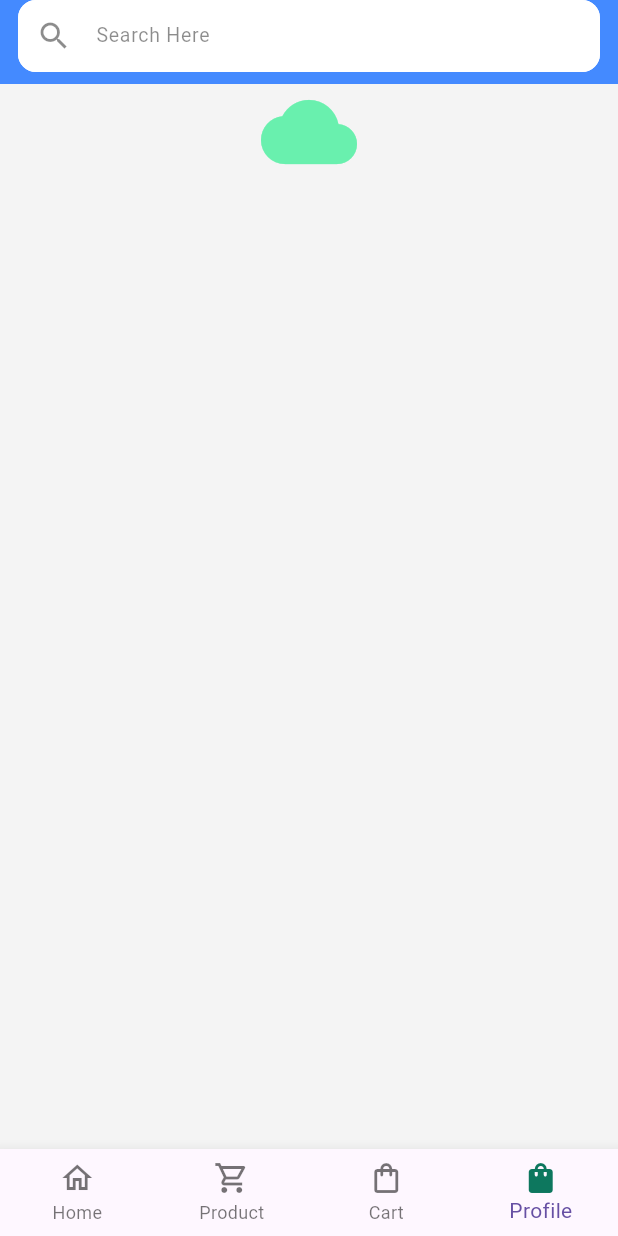
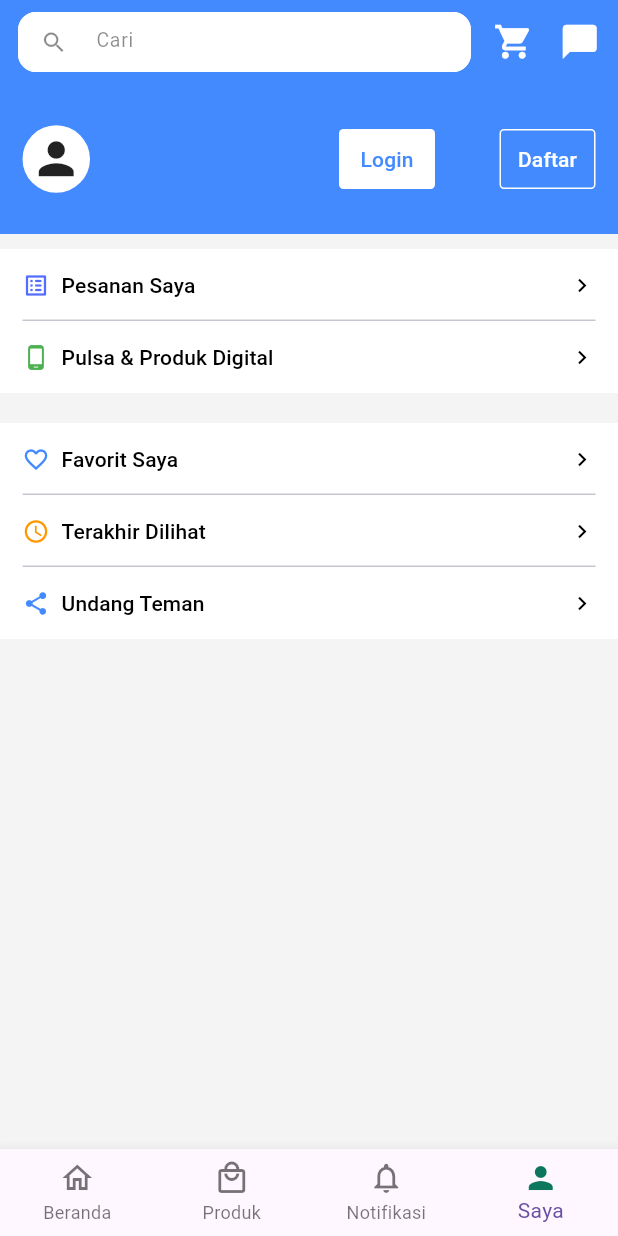
Before and after one commit to Nerofann/flutter-toko-online, a Flutter app: the screen it shows after launch, item 4 of the bottom bar chosen, on a phone screen of 412 x 824 dp. Run offline on Flutter 3.47's test engine with Material 3 defaults, Android fonts, the light colour scheme and no system bars; network calls fail.

Commit message:
Menambahkan menu profile sebelum login

```diff
--- a/lib/main.dart
+++ b/lib/main.dart
@@ -4,11 +4,11 @@ import 'package:mobile_tokoku/src/app.dart';
 import 'package:mobile_tokoku/src/utils/TColors.dart';
 
 void main() {
-  SystemChrome.setSystemUIOverlayStyle(
-    const SystemUiOverlayStyle(
-      statusBarColor: TColors.primary
-    )
-  );
+  // SystemChrome.setSystemUIOverlayStyle(
+  //   const SystemUiOverlayStyle(
+  //     statusBarColor: TColors.primary
+  //   )
+  // );
 
   runApp(const MyApp());
 }
--- a/lib/src/app.dart
+++ b/lib/src/app.dart
@@ -1,11 +1,9 @@
-import 'dart:convert';
-
 import 'package:flutter/material.dart';
 import 'package:mobile_tokoku/src/dashboard/dashboard_view.dart';
+import 'package:mobile_tokoku/src/profiles/profiles.dart';
 import 'package:mobile_tokoku/src/settings/settings_service.dart';
 import 'package:mobile_tokoku/src/utils/TColors.dart';
-import 'package:mobile_tokoku/src/utils/common_textfield.dart';
-import 'package:http/http.dart' as http;
+import 'header.dart';
 
 class MyApp extends StatefulWidget {
   const MyApp({super.key});
@@ -33,19 +31,11 @@ class _MyAppState extends State<MyApp> {
         color: Colors.greenAccent,
       ),
     ),
-    const Center(
-      child: Icon(
-        Icons.cloud,
-        size: 64.0,
-        color: Colors.greenAccent,
-      ),
-    )
+    const Profiles(),
   ];
 
   @override
   Widget build(BuildContext context) {
-    final TextEditingController searchTextController = TextEditingController();
-
     return MaterialApp(
       debugShowCheckedModeBanner: false,
       home: Scaffold(
@@ -56,14 +46,11 @@ class _MyAppState extends State<MyApp> {
           onTap: (int index) {
             setState(() {
               currentTabIndex = index;
-              if (index == 1) {
-                // fetchProducts();
-              }
             });
           },
           items: [
             BottomNavigationBarItem(
-              label: "Home",
+              label: "Beranda",
               icon: const Icon(Icons.home_outlined),
               activeIcon: Icon(
                 Icons.home,
@@ -71,26 +58,26 @@ class _MyAppState extends State<MyApp> {
               ),
             ),
             BottomNavigationBarItem(
-              label: "Product",
-              icon: const Icon(Icons.shopping_cart_outlined),
+              label: "Produk",
+              icon: const Icon(Icons.local_mall_outlined),
               activeIcon: Icon(
                 Icons.shopping_cart,
                 color: settingsService.primaryColor,
               ),
             ),
             BottomNavigationBarItem(
-              label: "Cart",
-              icon: const Icon(Icons.shopping_bag_outlined),
+              label: "Notifikasi",
+              icon: const Icon(Icons.notifications_none),
               activeIcon: Icon(
                 Icons.shopping_bag,
                 color: settingsService.primaryColor,
               ),
             ),
             BottomNavigationBarItem(
-              label: "Profile",
+              label: "Saya",
               icon: const Icon(Icons.person),
               activeIcon: Icon(
-                Icons.shopping_bag,
+                Icons.person,
                 color: settingsService.primaryColor,
               ),
             )
@@ -101,28 +88,12 @@ class _MyAppState extends State<MyApp> {
           child: CustomScrollView(
             key: UniqueKey(),
             slivers: [
-              SliverAppBar(
+              const SliverAppBar(
                 backgroundColor: TColors.primary,
                 pinned: true,
                 floating: false,
                 flexibleSpace: FlexibleSpaceBar(
-                  background: Padding(
-                    padding: const EdgeInsets.symmetric(horizontal: 12),
-                    child: Wrap(
-                      children: [
-                        CommonTextfield(
-                          controller: searchTextController,
-                          keyboardType: TextInputType.text,
-                          prefixIconData: Icons.search,
-                          hintText: "Search Here",
-                          onChanged: (val) {
-                            return val;
-                          },
-                        ),
-                        const Icon(Icons.abc)
-                      ],
-                    ),
-                  ),
+                  background: HeaderBar(),
                 ),
               ),
               SliverToBoxAdapter(
@@ -135,71 +106,3 @@ class _MyAppState extends State<MyApp> {
     );
   }
 }
-
-Future<List<Widget>> fetchProducts() async {
-  var url = Uri.https("dummyjson.com", "products");
-  var response = await http.get(url);
-  var object = jsonDecode(response.body);
-  List<Widget> products = [];
-  object.products.forEach((val) async {
-    products.add(
-      Column(
-        children: [
-          ClipRRect(
-            borderRadius: const BorderRadius.only(
-              topLeft: Radius.circular(5),
-              topRight: Radius.circular(5),
-            ),
-            child: Image.network(
-              val.images,
-              fit: BoxFit.cover,
-            ),
-          ),
-          Container(
-            padding: const EdgeInsets.all(6),
-            alignment: Alignment.centerLeft,
-            decoration: const BoxDecoration(color: TColors.white),
-            child: Column(
-              children: [
-                const Text(
-                  "HARDDISK INTERNAL 1 TB HDD CCTV TYPE SATA",
-                  style: TextStyle(fontSize: 11),
-                ),
-                const SizedBox(height: 4),
-                Row(
-                  mainAxisAlignment: MainAxisAlignment.start,
-                  children: [
-                    Image.asset("assets/images/cod-blue.png", width: 20)
-                  ],
-                ),
-                const SizedBox(height: 4),
-                const Row(
-                  mainAxisAlignment: MainAxisAlignment.start,
-                  children: [
-                    Text(
-                      "Rp",
-                      style: TextStyle(
-                        fontSize: 11,
-                        color: TColors.primary,
-                      ),
-                    ),
-                    SizedBox(width: 2),
-                    Text(
-                      "299.000",
-                      style: TextStyle(
-                        fontSize: 11,
-                        color: TColors.primary,
-                      ),
-                    )
-                  ],
-                )
-              ],
-            ),
-          )
-        ],
-      ),
-    );
-  });
-
-  return products;
-}
--- a/lib/src/dashboard/dashboard_service.dart
+++ b/lib/src/dashboard/dashboard_service.dart
@@ -1,9 +1,9 @@
 import 'dart:convert';
 import 'package:http/http.dart' as http;
-import '../models/m_product.dart';
+import 'models/m_product.dart';
 
 Future<List<Products>> getProducts() async {
-  final uri = Uri.parse("https://dummyjson.com/products?limit=5");
+  final uri = Uri.parse("https://dummyjson.com/products?limit=10");
   final response = await http.get(
     uri,
     headers: {"Content-Type": "application/json"},
--- a/lib/src/dashboard/dashboard_view.dart
+++ b/lib/src/dashboard/dashboard_view.dart
@@ -1,6 +1,6 @@
 import 'package:flutter/material.dart';
 import 'package:mobile_tokoku/src/dashboard/small_menu.dart';
-import 'package:mobile_tokoku/src/models/m_product.dart';
+import 'package:mobile_tokoku/src/dashboard/models/m_product.dart';
 import 'package:mobile_tokoku/src/utils/TColors.dart';
 import 'dashboard_service.dart';
 
@@ -67,30 +67,37 @@ class _DashboardState extends State<Dashboard> {
                         alignment: Alignment.centerLeft,
                         decoration: const BoxDecoration(
                           color: TColors.white,
-                            borderRadius: BorderRadius.all(Radius.circular(5))),
+                          borderRadius: BorderRadius.all(Radius.circular(5)),
+                        ),
                         child: Column(
+                          crossAxisAlignment: CrossAxisAlignment.start,
                           children: [
                             ClipRRect(
                               borderRadius: const BorderRadius.only(
                                 topLeft: Radius.circular(5),
                                 topRight: Radius.circular(5),
                               ),
-                              child: Image.network(data![i].productImage!,
-                                  fit: BoxFit.cover, loadingBuilder:
-                                      (BuildContext context, Widget child,
+                              child: Image.network(
+                                data![i].productImage!,
+                                fit: BoxFit.cover,
+                                loadingBuilder: (BuildContext context,
+                                    Widget child,
                                     ImageChunkEvent? loadingProgress) {
                                   if (loadingProgress == null) return child;
                                   return Center(
                                     child: CircularProgressIndicator(
-                                    value: loadingProgress.expectedTotalBytes !=
+                                      value:
+                                          loadingProgress.expectedTotalBytes !=
                                                   null
                                               ? loadingProgress
                                                       .cumulativeBytesLoaded /
-                                            loadingProgress.expectedTotalBytes!
+                                                  loadingProgress
+                                                      .expectedTotalBytes!
                                               : null,
                                     ),
                                   );
-                              }),
+                                },
+                              ),
                             ),
                             Text(
                               data[i].productTitle ?? "-",
--- /dev/null
+++ b/lib/src/header.dart
@@ -0,0 +1,87 @@
+import 'package:flutter/material.dart';
+import 'package:mobile_tokoku/src/utils/TColors.dart';
+
+class HeaderBar extends StatefulWidget {
+  const HeaderBar({super.key});
+
+  @override
+  State<HeaderBar> createState() => _HeaderBarState();
+}
+
+class _HeaderBarState extends State<HeaderBar> {
+  final TextEditingController searchTextController = TextEditingController();
+
+  @override
+  Widget build(BuildContext context) {
+    return Padding(
+      padding: const EdgeInsets.symmetric(horizontal: 12),
+      child: Row(
+        children: [
+          SizedBox(
+            height: 40,
+            width: (MediaQuery.of(context).size.width - 110),
+            child: TextField(
+              controller: searchTextController,
+              keyboardType: TextInputType.text,
+              style: const TextStyle(color: Colors.black45, fontSize: 13),
+              // Set text color
+              decoration: InputDecoration(
+                contentPadding: const EdgeInsets.symmetric(
+                  horizontal: 13,
+                  vertical: 12,
+                ),
+                isDense: true,
+                fillColor: Colors.white,
+                filled: true,
+                hintText: "Cari",
+                hintStyle: const TextStyle(color: Colors.black45, fontSize: 13),
+                labelStyle: const TextStyle(color: Colors.black45),
+                // Set accent color
+                prefixIcon: const Icon(
+                  Icons.search,
+                  color: Colors.black45,
+                ),
+                border: OutlineInputBorder(
+                  borderRadius: BorderRadius.circular(12),
+                  borderSide: const BorderSide(color: TColors.white, width: 1),
+                ),
+                focusedBorder: OutlineInputBorder(
+                  borderRadius: BorderRadius.circular(12),
+                  borderSide: const BorderSide(color: TColors.white, width: 2),
+                ),
+                enabledBorder: OutlineInputBorder(
+                  borderRadius: BorderRadius.circular(12),
+                  borderSide: const BorderSide(color: TColors.white, width: 1),
+                ),
+                errorBorder: OutlineInputBorder(
+                  borderRadius: BorderRadius.circular(12),
+                  borderSide: const BorderSide(color: Colors.red, width: 1),
+                ),
+              ),
+            ),
+          ),
+          const Expanded(
+            child: Padding(
+              padding: EdgeInsets.only(left: 15),
+              child: Row(
+                children: [
+                  Icon(
+                    Icons.shopping_cart,
+                    size: 27,
+                    color: Colors.white,
+                  ),
+                  Spacer(),
+                  Icon(
+                    Icons.chat_bubble,
+                    size: 27,
+                    color: Colors.white,
+                  ),
+                ],
+              ),
+            ),
+          )
+        ],
+      ),
+    );
+  }
+}
--- /dev/null
+++ b/lib/src/profiles/profile_anonymous.dart
@@ -0,0 +1,84 @@
+import 'package:flutter/material.dart';
+import '../utils/TColors.dart';
+
+class ProfileAnonymous extends StatelessWidget {
+  const ProfileAnonymous({super.key});
+
+  @override
+  Widget build(BuildContext context) {
+    return Container(
+      height: 100,
+      decoration: const BoxDecoration(color: TColors.primary),
+      child: Padding(
+        padding: const EdgeInsets.symmetric(horizontal: 15.0, vertical: 20),
+        child: SizedBox(
+          width: MediaQuery.of(context).size.width,
+          child: Row(
+            crossAxisAlignment: CrossAxisAlignment.end,
+            children: [
+              Center(
+                  child: Container(
+                    decoration: const BoxDecoration(
+                      shape: BoxShape.circle,
+                      color: Colors.white,
+                    ),
+                    child: const Padding(
+                      padding: EdgeInsets.all(5.0),
+                      child: Icon(
+                        Icons.person,
+                        size: 35,
+                      ),
+                    ),
+                  )),
+              const Spacer(),
+              Center(
+                child: SizedBox(
+                  width: (MediaQuery.of(context).size.width - 70) / 2,
+                  child: Row(
+                    children: [
+                      TextButton(
+                        onPressed: () {},
+                        style: TextButton.styleFrom(
+                          backgroundColor: Colors.white,
+                          shape: const RoundedRectangleBorder(
+                            borderRadius: BorderRadius.all(
+                              Radius.circular(3),
+                            ),
+                          ),
+                        ),
+                        child: const Text(
+                          "Login",
+                          style: TextStyle(
+                            color: TColors.primary,
+                          ),
+                        ),
+                      ),
+                      const Spacer(),
+                      TextButton(
+                        onPressed: () {},
+                        style: TextButton.styleFrom(
+                          shape: const RoundedRectangleBorder(
+                            side: BorderSide(color: Colors.white),
+                            borderRadius: BorderRadius.all(
+                              Radius.circular(3),
+                            ),
+                          ),
+                        ),
+                        child: const Text(
+                          "Daftar",
+                          style: TextStyle(
+                            color: Colors.white,
+                          ),
+                        ),
+                      ),
+                    ],
+                  ),
+                ),
+              )
+            ],
+          ),
+        ),
+      ),
+    );
+  }
+}
--- /dev/null
+++ b/lib/src/profiles/profiles.dart
@@ -0,0 +1,193 @@
+import 'package:flutter/material.dart';
+import 'package:mobile_tokoku/src/profiles/profile_anonymous.dart';
+
+import '../utils/TColors.dart';
+
+class Profiles extends StatefulWidget {
+  const Profiles({super.key});
+
+  @override
+  State<Profiles> createState() => _ProfilesState();
+}
+
+class _ProfilesState extends State<Profiles> {
+  @override
+  Widget build(BuildContext context) {
+    return Column(
+      children: [
+        const ProfileAnonymous(),
+        const SizedBox(height: 10),
+        Column(
+          children: [
+            SizedBox(
+              width: MediaQuery.of(context).size.width,
+              child: Container(
+                padding: const EdgeInsets.all(0),
+                decoration: const BoxDecoration(color: Colors.white),
+                child: Wrap(
+                  children: [
+                    TextButton(
+                      style: TextButton.styleFrom(
+                        padding: const EdgeInsets.symmetric(horizontal: 15),
+                        shape: const LinearBorder(),
+                      ),
+                      onPressed: () {},
+                      child: const Row(
+                        children: [
+                          Icon(
+                            Icons.list_alt_rounded,
+                            color: Colors.indigoAccent,
+                          ),
+                          SizedBox(width: 8),
+                          Text(
+                            "Pesanan Saya",
+                            style: TextStyle(color: Colors.black),
+                          ),
+                          Spacer(),
+                          Icon(
+                            Icons.keyboard_arrow_right,
+                            color: Colors.black,
+                          )
+                        ],
+                      ),
+                    ),
+                    const Padding(
+                      padding: EdgeInsets.symmetric(horizontal: 15),
+                      child: Divider(
+                        height: 0,
+                      ),
+                    ),
+                    TextButton(
+                      style: TextButton.styleFrom(
+                        padding: const EdgeInsets.symmetric(horizontal: 15),
+                        shape: const LinearBorder(),
+                      ),
+                      onPressed: () {},
+                      child: const Row(
+                        children: [
+                          Icon(
+                            Icons.phone_android,
+                            color: Colors.green,
+                          ),
+                          SizedBox(width: 8),
+                          Text(
+                            "Pulsa & Produk Digital",
+                            style: TextStyle(color: Colors.black),
+                          ),
+                          Spacer(),
+                          Icon(
+                            Icons.keyboard_arrow_right,
+                            color: Colors.black,
+                          )
+                        ],
+                      ),
+                    )
+                  ],
+                ),
+              ),
+            ),
+            const SizedBox(height: 20),
+            SizedBox(
+              width: MediaQuery.of(context).size.width,
+              child: Container(
+                padding: const EdgeInsets.all(0),
+                decoration: const BoxDecoration(color: Colors.white),
+                child: Wrap(
+                  children: [
+                    TextButton(
+                      style: TextButton.styleFrom(
+                        padding: const EdgeInsets.symmetric(horizontal: 15),
+                        shape: const LinearBorder(),
+                      ),
+                      onPressed: () {},
+                      child: const Row(
+                        children: [
+                          Icon(
+                            Icons.favorite_outline,
+                            color: TColors.primary,
+                          ),
+                          SizedBox(width: 8),
+                          Text(
+                            "Favorit Saya",
+                            style: TextStyle(color: Colors.black),
+                          ),
+                          Spacer(),
+                          Icon(
+                            Icons.keyboard_arrow_right,
+                            color: Colors.black,
+                          )
+                        ],
+                      ),
+                    ),
+                    const Padding(
+                      padding: EdgeInsets.symmetric(horizontal: 15),
+                      child: Divider(
+                        height: 0,
+                      ),
+                    ),
+                    TextButton(
+                      style: TextButton.styleFrom(
+                        padding: const EdgeInsets.symmetric(horizontal: 15),
+                        shape: const LinearBorder(),
+                      ),
+                      onPressed: () {},
+                      child: const Row(
+                        children: [
+                          Icon(
+                            Icons.access_time_outlined,
+                            color: Colors.orange,
+                          ),
+                          SizedBox(width: 8),
+                          Text(
+                            "Terakhir Dilihat",
+                            style: TextStyle(color: Colors.black),
+                          ),
+                          Spacer(),
+                          Icon(
+                            Icons.keyboard_arrow_right,
+                            color: Colors.black,
+                          )
+                        ],
+                      ),
+                    ),
+                    const Padding(
+                      padding: EdgeInsets.symmetric(horizontal: 15),
+                      child: Divider(
+                        height: 0,
+                      ),
+                    ),
+                    TextButton(
+                      style: TextButton.styleFrom(
+                        padding: const EdgeInsets.symmetric(horizontal: 15),
+                        shape: const LinearBorder(),
+                      ),
+                      onPressed: () {},
+                      child: const Row(
+                        children: [
+                          Icon(
+                            Icons.share,
+                            color: TColors.primary,
+                          ),
+                          SizedBox(width: 8),
+                          Text(
+                            "Undang Teman",
+                            style: TextStyle(color: Colors.black),
+                          ),
+                          Spacer(),
+                          Icon(
+                            Icons.keyboard_arrow_right,
+                            color: Colors.black,
+                          )
+                        ],
+                      ),
+                    )
+                  ],
+                ),
+              ),
+            )
+          ],
+        )
+      ],
+    );
+  }
+}
```
Also changed, not shown: lib/src/dashboard/models/m_product.dart (renamed from lib/src/models/m_product.dart). Lines whose indentation alone changed are shown as unchanged.
